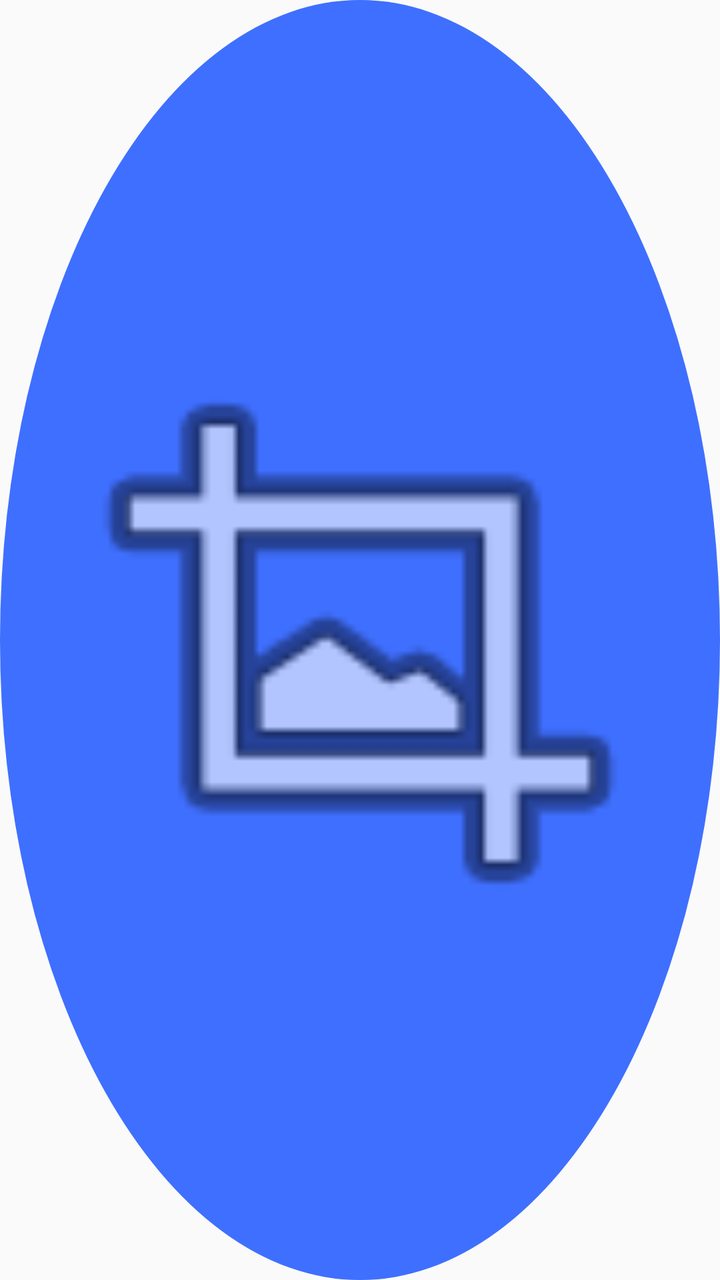
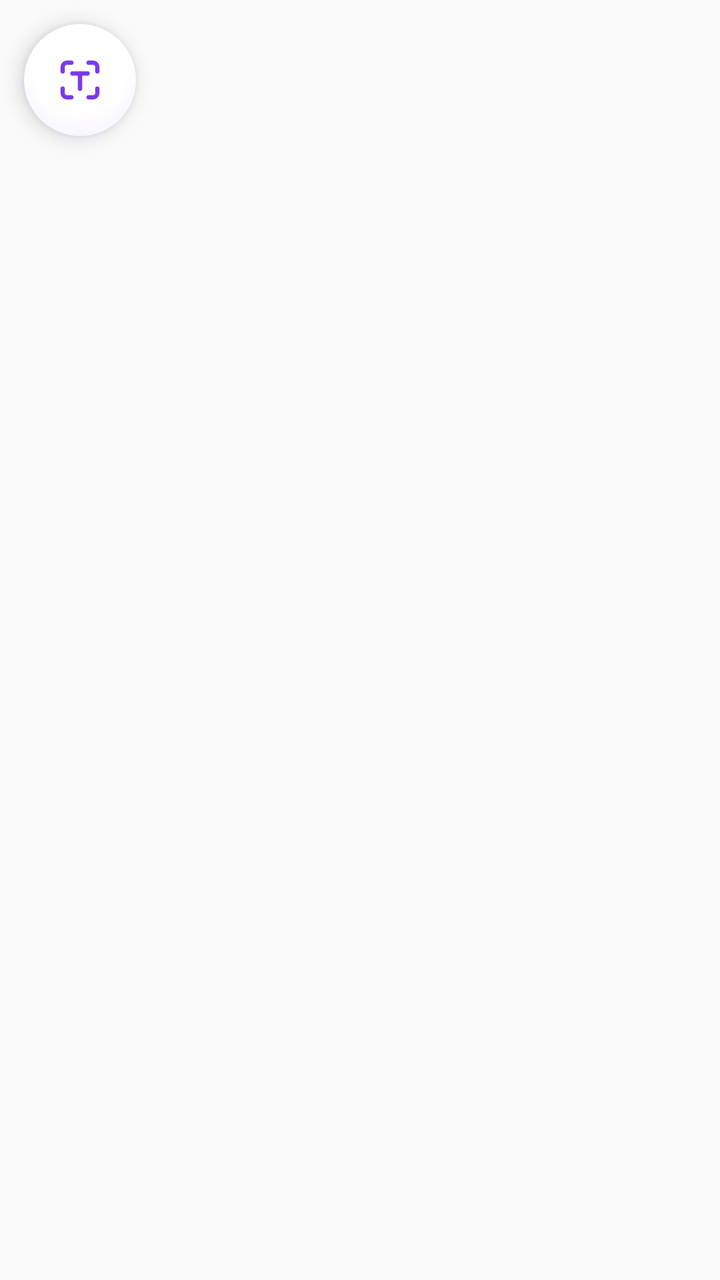

Two renders of the same Android screen: before a commit and after it. Below are the layout's source before the change and the commit's diff.
<!-- AndroidManifest.xml: application theme Theme.Textify -->
<!-- res/layout/bubble.xml -->
<?xml version="1.0" encoding="utf-8"?>
<ImageView xmlns:android="http://schemas.android.com/apk/res/android"
    android:layout_width="56dp"
    android:layout_height="56dp"
    android:padding="14dp"
    android:background="@drawable/bubble_bg"
    android:src="@android:drawable/ic_menu_crop"
    android:contentDescription="@string/app_name" />
<!-- resources referenced by this layout -->
<resources>
  <!-- drawable bubble_bg (drawable) -->
  <?xml version="1.0" encoding="utf-8"?>
  <shape xmlns:android="http://schemas.android.com/apk/res/android" android:shape="oval">
      <solid android:color="#3F6FFF" />
  </shape>
  <string name="app_name">Textify</string>
  <style name="Theme.Textify" parent="Theme.AppCompat.DayNight">
          <item name="colorPrimary">#3F6FFF</item>
      </style>
</resources>

<!-- the commit's change to res/layout/bubble.xml (unified diff, before → after) -->
@@ -1,8 +1,17 @@
 <?xml version="1.0" encoding="utf-8"?>
-<ImageView xmlns:android="http://schemas.android.com/apk/res/android"
-    android:layout_width="56dp"
-    android:layout_height="56dp"
-    android:padding="14dp"
-    android:background="@drawable/bubble_bg"
-    android:src="@android:drawable/ic_menu_crop"
-    android:contentDescription="@string/app_name" />
+<FrameLayout xmlns:android="http://schemas.android.com/apk/res/android"
+    android:layout_width="wrap_content"
+    android:layout_height="wrap_content"
+    android:clipToPadding="false"
+    android:padding="12dp">
+
+    <ImageView
+        android:id="@+id/bubbleIcon"
+        android:layout_width="56dp"
+        android:layout_height="56dp"
+        android:background="@drawable/bubble_bg"
+        android:contentDescription="@string/app_name"
+        android:elevation="6dp"
+        android:padding="15dp"
+        android:src="@drawable/ic_scan" />
+</FrameLayout>
<!-- resource entries referenced after the edit -->
@@ -3,8 +3,30 @@
   <!-- drawable bubble_bg (drawable) -->
   <?xml version="1.0" encoding="utf-8"?>
   <shape xmlns:android="http://schemas.android.com/apk/res/android" android:shape="oval">
-      <solid android:color="#3F6FFF" />
+      <gradient
+          android:type="radial"
+          android:centerX="0.5"
+          android:centerY="0.38"
+          android:gradientRadius="45dp"
+          android:startColor="#FFFFFF"
+          android:centerColor="#FFFFFF"
+          android:endColor="#F3EDFF" />
   </shape>
+  <!-- drawable ic_scan (drawable) -->
+  <?xml version="1.0" encoding="utf-8"?>
+  <vector xmlns:android="http://schemas.android.com/apk/res/android"
+      android:width="26dp"
+      android:height="26dp"
+      android:viewportWidth="24"
+      android:viewportHeight="24">
+      <path
+          android:pathData="M4,8V6a2,2 0,0 1,2 -2h2M16,4h2a2,2 0,0 1,2 2v2M20,16v2a2,2 0,0 1,-2 2h-2M8,20H6a2,2 0,0 1,-2 -2v-2M8.5,9h7M12,9v7"
+          android:fillColor="#00000000"
+          android:strokeColor="#7C3AED"
+          android:strokeWidth="2"
+          android:strokeLineCap="round"
+          android:strokeLineJoin="round" />
+  </vector>
   <string name="app_name">Textify</string>
   <style name="Theme.Textify" parent="Theme.AppCompat.DayNight">
           <item name="colorPrimary">#3F6FFF</item>
